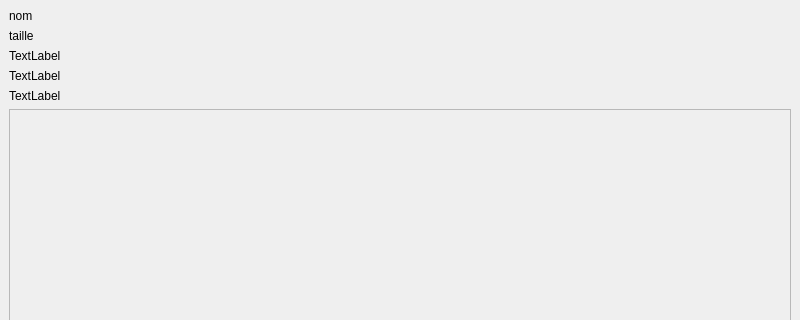
Felixcegep/tracker2perf, file demo_interface1/dashboard.ui: the form before one commit; both pictures show x 0 to 800 and y 0 to 320 of the 800 by 600 pixel window.
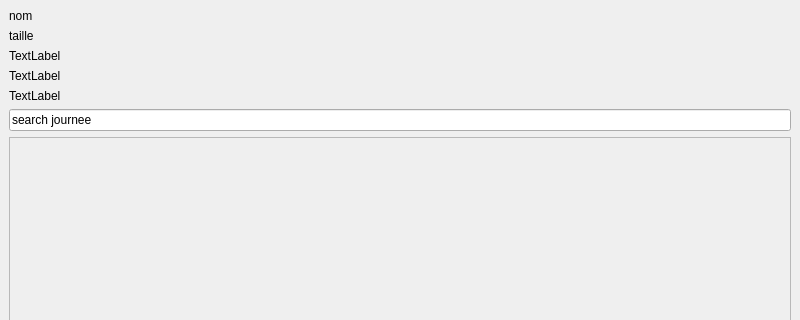
The form after the commit.

Commit message: modifier app.py pour que la logique fonctionne

The edit to the form file:
```diff
--- a/demo_interface1/dashboard.ui
+++ b/demo_interface1/dashboard.ui
@@ -50,6 +50,13 @@
       </property>
      </widget>
     </item>
+    <item>
+     <widget class="QLineEdit" name="lineEdit">
+      <property name="text">
+       <string>search journee</string>
+      </property>
+     </widget>
+    </item>
     <item>
      <widget class="QScrollArea" name="listejourney">
       <property name="widgetResizable">
@@ -61,7 +68,7 @@
          <x>0</x>
          <y>0</y>
          <width>780</width>
-         <height>386</height>
+         <height>358</height>
         </rect>
        </property>
        <layout class="QVBoxLayout" name="verticalLayout_2"/>
```
The commit also changes 1 other file.
